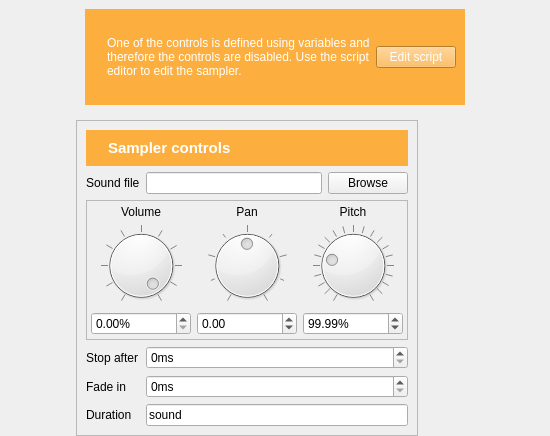
The window that resources/sampler_widget.ui (open-cogsci/OpenSesame) describes before a commit, drawn with Qt 5.
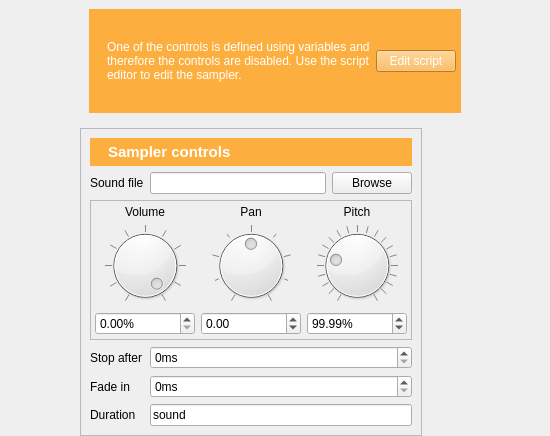
The same window after the commit. Icons and pictures are not drawn.

```diff
--- a/resources/sampler_widget.ui
+++ b/resources/sampler_widget.ui
@@ -59,6 +59,9 @@
 color: rgb(255, 255, 255);</string>
         </property>
         <layout class="QHBoxLayout" name="horizontalLayout_2">
+         <property name="margin">
+          <number>5</number>
+         </property>
          <item>
           <widget class="QLabel" name="label_10">
            <property name="sizePolicy">
@@ -378,6 +381,9 @@
 color: rgb(255, 255, 255);</string>
         </property>
         <layout class="QHBoxLayout" name="horizontalLayout">
+         <property name="margin">
+          <number>5</number>
+         </property>
          <item>
           <widget class="QLabel" name="label_3">
            <property name="sizePolicy">
```
